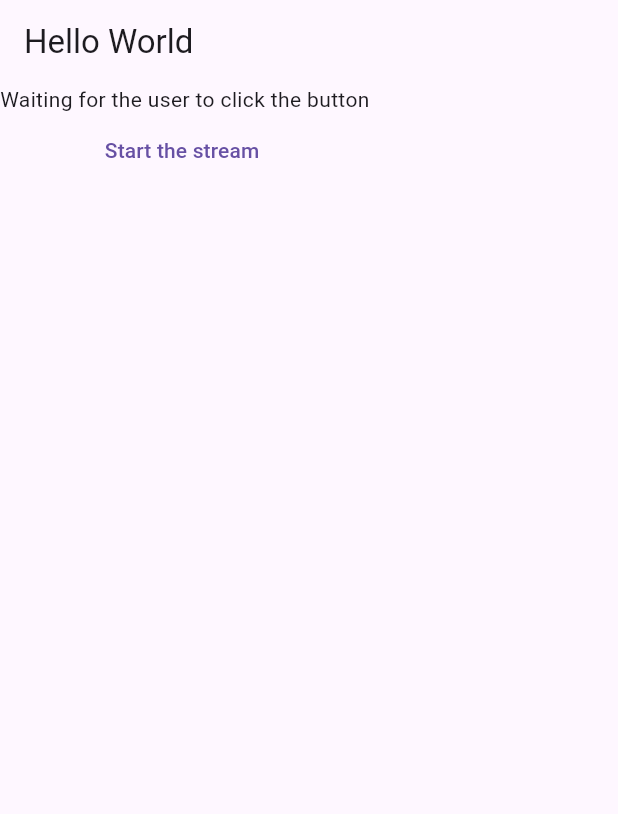
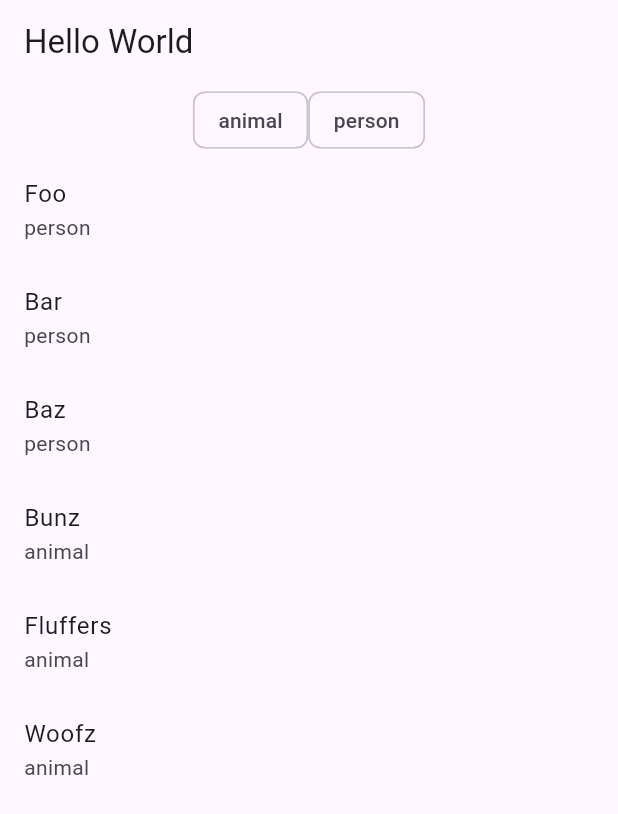
Before and after one commit to umairshaik/RxDart_Hands_on, a Flutter app: the screen it shows after launch, on a phone screen of 412 x 824 dp. Shown: the top 814 px of the screen. Run offline on Flutter 3.47's test engine with Material 3 defaults, Android fonts, the phone set to English and light mode, and no system bars; our stand-ins replace rxdart.

Commit message:
[Umair][008] map example with filters of list of elements

```diff
--- a/lib/main.dart
+++ b/lib/main.dart
@@ -1,5 +1,62 @@
 import 'package:flutter/material.dart';
 import 'package:rxdart/rxdart.dart';
+
+enum TypeOfThings {
+  animal,
+  person,
+}
+
+@immutable
+class Thing {
+  final TypeOfThings type;
+  final String name;
+
+  const Thing({required this.type, required this.name});
+}
+
+@immutable
+class Bloc {
+  final Sink<TypeOfThings?> setTypeOfThings;
+  final Stream<TypeOfThings?> currentTypeOfThings;
+  final Stream<Iterable<Thing>> things;
+
+  const Bloc._({
+    required this.setTypeOfThings,
+    required this.currentTypeOfThings,
+    required this.things,
+  });
+
+  void dispose() {
+    setTypeOfThings.close();
+  }
+
+  factory Bloc({required List<Thing> things}) {
+    final typeOfThingSubject = BehaviorSubject<TypeOfThings?>();
+    final filteredThings = typeOfThingSubject
+        .debounceTime(const Duration(milliseconds: 300))
+        .map<List<Thing>>((typeOfThing) {
+      if (typeOfThing != null) {
+        return things.where((element) => element.type == typeOfThing).toList();
+      } else {
+        return things;
+      }
+    }).startWith(things);
+    return Bloc._(
+      setTypeOfThings: typeOfThingSubject.sink,
+      currentTypeOfThings: typeOfThingSubject.stream,
+      things: filteredThings,
+    );
+  }
+}
+
+const List<Thing> things = [
+  Thing(type: TypeOfThings.person, name: 'Foo'),
+  Thing(type: TypeOfThings.person, name: 'Bar'),
+  Thing(type: TypeOfThings.person, name: 'Baz'),
+  Thing(type: TypeOfThings.animal, name: 'Bunz'),
+  Thing(type: TypeOfThings.animal, name: 'Fluffers'),
+  Thing(type: TypeOfThings.animal, name: 'Woofz'),
+];
 
 void main() {
   runApp(
@@ -30,25 +87,17 @@ class HomePage extends StatefulWidget {
 }
 
 class _HomePageState extends State<HomePage> {
-  late final BehaviorSubject<DateTime> subject;
-  late final Stream<String> streamOfString;
+  late final Bloc _bloc;
 
   @override
   void initState() {
-    // TODO: implement initState
     super.initState();
-    subject = BehaviorSubject<DateTime>();
-    streamOfString = subject.switchMap(
-      (dateTime) => Stream.periodic(
-        const Duration(seconds: 1),
-        (count) => 'Stream count =$count, dateTime = $dateTime',
-      ),
-    );
+    _bloc = Bloc(things: things);
   }
 
   @override
   void dispose() {
-    subject.close();
+    _bloc.dispose();
     super.dispose();
   }
 
@@ -61,21 +110,42 @@ class _HomePageState extends State<HomePage> {
       body: Column(
         children: [
           StreamBuilder(
-              stream: streamOfString,
+            stream: _bloc.currentTypeOfThings,
+            builder: (context, snapshot) {
+              final TypeOfThings? selectedTypeOfThing = snapshot.data;
+              return Wrap(
+                children: TypeOfThings.values.map((typeOfThings) {
+                  return FilterChip(
+                    selectedColor: Colors.blueAccent[100],
+                    label: Text(typeOfThings.name),
+                    onSelected: (selected) {
+                      final TypeOfThings? type = selected ? typeOfThings : null;
+                      _bloc.setTypeOfThings.add(type);
+                    },
+                    selected: selectedTypeOfThing == typeOfThings,
+                  );
+                }).toList(),
+              );
+            },
+          ),
+          Expanded(
+            child: StreamBuilder(
+              stream: _bloc.things,
               builder: (context, snapshot) {
-                if (snapshot.hasData) {
-                  final data = snapshot.requireData;
-                  return Text(data);
-                } else {
-                  return const Text('Waiting for the user to click the button');
-                }
-              }),
-          TextButton(
-            onPressed: () {
-              subject.add(DateTime.now());
-            },
-            child: const Text("Start the stream "),
-          )
+                final data = snapshot.data ?? [];
+                return ListView.builder(
+                  itemCount: data.length,
+                  itemBuilder: (context, index) {
+                    final thing = data.elementAt(index);
+                    return ListTile(
+                      title: Text(thing.name),
+                      subtitle: Text(thing.type.name),
+                    );
+                  },
+                );
+              },
+            ),
+          ),
         ],
       ),
     );
```
